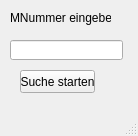
Above: mnummer_gui.ui from bwildner/check_mada before the change. Below: the same form after it.
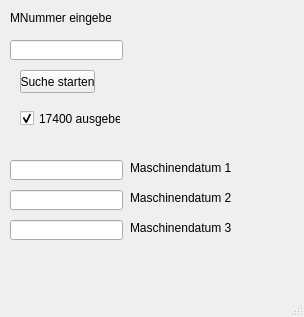
That is the form after the change.

Commit message: nun mit Mada

The edit to the form file:
```diff
--- a/mnummer_gui.ui
+++ b/mnummer_gui.ui
@@ -6,8 +6,8 @@
    <rect>
     <x>0</x>
     <y>0</y>
-    <width>138</width>
-    <height>136</height>
+    <width>304</width>
+    <height>317</height>
    </rect>
   </property>
   <property name="windowTitle">
@@ -50,6 +50,94 @@
      <string>MNummer eingeben</string>
     </property>
    </widget>
+   <widget class="QCheckBox" name="checkBox17400">
+    <property name="enabled">
+     <bool>true</bool>
+    </property>
+    <property name="geometry">
+     <rect>
+      <x>20</x>
+      <y>110</y>
+      <width>101</width>
+      <height>17</height>
+     </rect>
+    </property>
+    <property name="text">
+     <string>17400 ausgeben</string>
+    </property>
+    <property name="checked">
+     <bool>true</bool>
+    </property>
+   </widget>
+   <widget class="QLineEdit" name="mada1">
+    <property name="geometry">
+     <rect>
+      <x>10</x>
+      <y>160</y>
+      <width>113</width>
+      <height>20</height>
+     </rect>
+    </property>
+   </widget>
+   <widget class="QLabel" name="label_2">
+    <property name="geometry">
+     <rect>
+      <x>130</x>
+      <y>160</y>
+      <width>101</width>
+      <height>16</height>
+     </rect>
+    </property>
+    <property name="text">
+     <string>Maschinendatum 1</string>
+    </property>
+   </widget>
+   <widget class="QLineEdit" name="mada2">
+    <property name="geometry">
+     <rect>
+      <x>10</x>
+      <y>190</y>
+      <width>113</width>
+      <height>20</height>
+     </rect>
+    </property>
+   </widget>
+   <widget class="QLabel" name="label_3">
+    <property name="geometry">
+     <rect>
+      <x>130</x>
+      <y>190</y>
+      <width>101</width>
+      <height>16</height>
+     </rect>
+    </property>
+    <property name="text">
+     <string>Maschinendatum 2</string>
+    </property>
+   </widget>
+   <widget class="QLineEdit" name="mada3">
+    <property name="geometry">
+     <rect>
+      <x>10</x>
+      <y>220</y>
+      <width>113</width>
+      <height>20</height>
+     </rect>
+    </property>
+   </widget>
+   <widget class="QLabel" name="label_4">
+    <property name="geometry">
+     <rect>
+      <x>130</x>
+      <y>220</y>
+      <width>101</width>
+      <height>16</height>
+     </rect>
+    </property>
+    <property name="text">
+     <string>Maschinendatum 3</string>
+    </property>
+   </widget>
   </widget>
   <widget class="QMenuBar" name="menubar">
    <property name="geometry">
```
Left out of the diff: 2 changed lines with no effect on the pictures. The commit also changes 1 other file.
